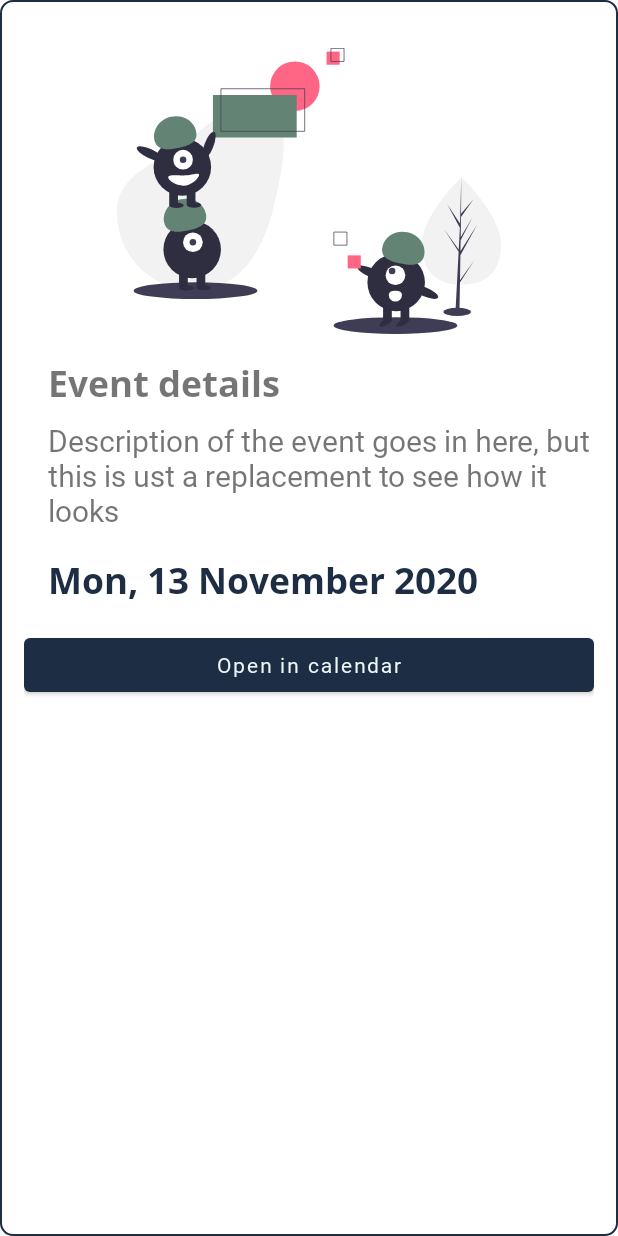
After one commit to DavidBuzatu-Marian/RemLock, an Android app: the layout popup_window.xml on its own in the app's theme, with its tools: preview values and no code run, on a phone screen of 412 x 824 dp. The commit adds this screen. Run offline under Robolectric (Android 15) with nearby library versions, the light colour scheme and no system bars.

Commit message:
(main) Added popup

```diff
--- a/app/src/main/java/com/davidmarian_buzatu/remlock/EventsList.java
+++ b/app/src/main/java/com/davidmarian_buzatu/remlock/EventsList.java
@@ -2,23 +2,28 @@ package com.davidmarian_buzatu.remlock;
 
 import android.content.Context;
 import android.util.Log;
+import android.view.Gravity;
 import android.view.LayoutInflater;
 import android.view.View;
 import android.view.ViewGroup;
 import android.widget.Button;
 import android.widget.ImageView;
+import android.widget.LinearLayout;
+import android.widget.PopupWindow;
 import android.widget.TextView;
 
 import androidx.annotation.NonNull;
 import androidx.core.content.ContextCompat;
 import androidx.recyclerview.widget.RecyclerView;
 
+import static android.content.Context.LAYOUT_INFLATER_SERVICE;
+
 public class EventsList extends RecyclerView.Adapter<EventsList.EventsViewHolder> {
 
     private String[] data;
     private Context context;
-    public EventsList(String[] data, Context context)
-    {
+
+    public EventsList(String[] data, Context context) {
         this.data = data;
         this.context = context;
     }
@@ -42,11 +47,12 @@ public class EventsList extends RecyclerView.Adapter<EventsList.EventsViewHolder
         return data.length;
     }
 
-    public static class EventsViewHolder extends RecyclerView.ViewHolder{
+    public static class EventsViewHolder extends RecyclerView.ViewHolder {
         private ImageView imgIcon;
         private TextView txtTitle;
         private Button viewDetails;
         private Context eventContext;
+
         public EventsViewHolder(View itemView, Context context) {
             super(itemView);
             imgIcon = itemView.findViewById(R.id.imgIcon);
@@ -62,8 +68,25 @@ public class EventsList extends RecyclerView.Adapter<EventsList.EventsViewHolder
                 public void onClick(View view) {
                     Log.d("FIRED", "FIRED");
                     imgIcon.setBackgroundResource(R.drawable.rectangle_active);
+                    PopupWindow popupWindow = getPopUpView();
                 }
             });
         }
+
+        private PopupWindow getPopUpView() {
+            LayoutInflater inflater = (LayoutInflater)
+                    eventContext.getSystemService(LAYOUT_INFLATER_SERVICE);
+            View popupView = inflater.inflate(R.layout.popup_window, null);
+
+            int width = LinearLayout.LayoutParams.MATCH_PARENT;
+            int height = LinearLayout.LayoutParams.WRAP_CONTENT;
+            boolean focusable = true;
+            PopupWindow popupWindow = new PopupWindow(popupView, width, height, focusable);
+            popupWindow.setAnimationStyle(R.style.popup_window_animation);
+            popupWindow.showAtLocation(itemView, Gravity.BOTTOM, 0, 0);
+            return popupWindow;
+        }
     }
+
+
 }
--- /dev/null
+++ b/app/src/main/res/drawable/ic_undraw_elements_cipa.xml
@@ -0,0 +1,52 @@
+<vector android:height="190.86508dp" android:viewportHeight="786.1272"
+    android:viewportWidth="1054.4022" android:width="256dp" xmlns:android="http://schemas.android.com/apk/res/android">
+    <path android:fillColor="#f2f2f2" android:pathData="M426,453.56c-30.59,113.59 -95.36,213 -213,213s-213,-95.36 -213,-213 123.99,-136.09 213,-213C393.75,84.38 521.01,100.82 426,453.56Z"/>
+    <path android:fillColor="#ff6584" android:pathData="M488.4,105m-68,0a68,68 0,1 1,136 0a68,68 0,1 1,-136 0"/>
+    <path android:fillColor="#ff6584" android:pathData="M575.4,10h36v36h-36z"/>
+    <path android:fillColor="#3f3d56" android:pathData="M45.6,667a170,23.13 0,1 0,340 0a170,23.13 0,1 0,-340 0z"/>
+    <path android:fillColor="#638475" android:pathData="M263.4,129h230v117h-230z"/>
+    <path android:fillColor="#2f2e41" android:pathData="M206.4,554m-79,0a79,79 0,1 1,158 0a79,79 0,1 1,-158 0"/>
+    <path android:fillColor="#2f2e41" android:pathData="M170.4,616h24v43h-24z"/>
+    <path android:fillColor="#2f2e41" android:pathData="M218.4,616h24v43h-24z"/>
+    <path android:fillColor="#2f2e41" android:pathData="M170.4,659.5a20,7.5 0,1 0,40 0a20,7.5 0,1 0,-40 0z"/>
+    <path android:fillColor="#2f2e41" android:pathData="M218.4,658.5a20,7.5 0,1 0,40 0a20,7.5 0,1 0,-40 0z"/>
+    <path android:fillColor="#fff" android:pathData="M208.4,534m-27,0a27,27 0,1 1,54 0a27,27 0,1 1,-54 0"/>
+    <path android:fillColor="#3f3d56" android:pathData="M208.4,534m-9,0a9,9 0,1 1,18 0a9,9 0,1 1,-18 0"/>
+    <path android:fillColor="#638475" android:pathData="M129.77,480.53c-6.38,-28.57 14.01,-57.43 45.54,-64.47s62.27,10.41 68.64,38.98 -14.52,39.1 -46.05,46.14S136.15,509.1 129.77,480.53Z"/>
+    <path android:fillColor="#2f2e41" android:pathData="M179.4,327m-79,0a79,79 0,1 1,158 0a79,79 0,1 1,-158 0"/>
+    <path android:fillColor="#2f2e41" android:pathData="M143.4,389h24v43h-24z"/>
+    <path android:fillColor="#2f2e41" android:pathData="M191.4,389h24v43h-24z"/>
+    <path android:fillColor="#2f2e41" android:pathData="M143.4,432.5a20,7.5 0,1 0,40 0a20,7.5 0,1 0,-40 0z"/>
+    <path android:fillColor="#2f2e41" android:pathData="M191.4,431.5a20,7.5 0,1 0,40 0a20,7.5 0,1 0,-40 0z"/>
+    <path android:fillColor="#fff" android:pathData="M181.4,307m-27,0a27,27 0,1 1,54 0a27,27 0,1 1,-54 0"/>
+    <path android:fillColor="#3f3d56" android:pathData="M181.4,307m-9,0a9,9 0,1 1,18 0a9,9 0,1 1,-18 0"/>
+    <path android:fillColor="#638475" android:pathData="M102.77,253.53c-6.38,-28.57 14.01,-57.43 45.54,-64.47s62.27,10.41 68.64,38.98 -14.52,39.1 -46.05,46.14S109.15,282.1 102.77,253.53Z"/>
+    <path android:fillColor="#2f2e41" android:pathData="M238.32,304.24a39.5,12.4 110.92,1 0,28.21 -73.79a39.5,12.4 110.92,1 0,-28.21 73.79z"/>
+    <path android:fillColor="#2f2e41" android:pathData="M85.11,301.55a12.4,39.5 115.37,1 0,10.63 -22.41a12.4,39.5 115.37,1 0,-10.63 22.41z"/>
+    <path android:fillColor="#fff" android:pathData="M140.6,355.5c0,7.73 19.91,23 42,23s42.8,-21.77 42.8,-29.5 -20.71,1.5 -42.8,1.5S140.6,347.77 140.6,355.5Z"/>
+    <path android:fillColor="#00000000"
+        android:pathData="M285.4,112h230v117h-230z"
+        android:strokeColor="#3f3d56" android:strokeWidth="2"/>
+    <path android:fillColor="#00000000"
+        android:pathData="M587.4,1h36v36h-36z"
+        android:strokeColor="#3f3d56" android:strokeWidth="2"/>
+    <path android:fillColor="#f2f2f2" android:pathData="M1054.4,540.3c0,81.83 -48.65,110.4 -108.65,110.4s-108.65,-28.57 -108.65,-110.4 108.65,-185.93 108.65,-185.93S1054.4,458.47 1054.4,540.3Z"/>
+    <path android:fillColor="#3f3d56" android:pathData="M941.79,638.18l1.11,-68.48l46.31,-84.72l-46.14,73.98l0.5,-30.79l31.92,-61.3l-31.78,53.15l0,0l0.9,-55.38l34.18,-48.8l-34.04,40.09l0.56,-101.55l-3.53,134.43l0.29,-5.55l-34.75,-53.19l34.19,63.83l-3.24,61.85l-0.1,-1.64l-40.06,-55.97l39.94,61.77l-0.4,7.73l-0.07,0.12l0.03,0.63l-8.21,156.92l10.98,0l1.32,-81.05l39.84,-61.62l-39.74,55.53z"/>
+    <path android:fillColor="#3f3d56" android:pathData="M896.29,725.32a37.78,11.19 0,1 0,75.56 0a37.78,11.19 0,1 0,-75.56 0z"/>
+    <path android:fillColor="#3f3d56" android:pathData="M594.6,763a170,23.13 0,1 0,340 0a170,23.13 0,1 0,-340 0z"/>
+    <path android:fillColor="#2f2e41" android:pathData="M766.6,644.5m-79,0a79,79 0,1 1,158 0a79,79 0,1 1,-158 0"/>
+    <path android:fillColor="#2f2e41" android:pathData="M802.6,749.5l-24,-0l-0,-43l24,-0z"/>
+    <path android:fillColor="#2f2e41" android:pathData="M754.6,749.5l-24,-0l-0,-43l24,-0z"/>
+    <path android:fillColor="#2f2e41" android:pathData="M720.28,764a7.5,20 60,1 0,34.64 -20a7.5,20 60,1 0,-34.64 20z"/>
+    <path android:fillColor="#2f2e41" android:pathData="M767.28,764a7.5,20 60,1 0,34.64 -20a7.5,20 60,1 0,-34.64 20z"/>
+    <path android:fillColor="#fff" android:pathData="M764.6,624.5m-27,0a27,27 0,1 1,54 0a27,27 0,1 1,-54 0"/>
+    <path android:fillColor="#3f3d56" android:pathData="M755.4,613m-9,0a9,9 0,1 1,18 0a9,9 0,1 1,-18 0"/>
+    <path android:fillColor="#638475" android:pathData="M843.23,571.03c6.38,-28.57 -14.01,-57.43 -45.54,-64.47s-62.27,10.41 -68.64,38.98 14.52,39.1 46.05,46.14S836.85,599.6 843.23,571.03Z"/>
+    <path android:fillColor="#2f2e41" android:pathData="M692.5,628.74a12.4,39.5 113.17,1 0,9.76 -22.8a12.4,39.5 113.17,1 0,-9.76 22.8z"/>
+    <path android:fillColor="#2f2e41" android:pathData="M840.5,681.74a12.4,39.5 113.17,1 0,9.76 -22.8a12.4,39.5 113.17,1 0,-9.76 22.8z"/>
+    <path android:fillColor="#ff6584" android:pathData="M633.4,570h36v36h-36z"/>
+    <path android:fillColor="#00000000"
+        android:pathData="M595.4,506h36v36h-36z"
+        android:strokeColor="#3f3d56" android:strokeWidth="2"/>
+    <path android:fillColor="#fff" android:pathData="M782.4,679a18,18 0,0 1,-36 0c0,-9.94 8.06,-12 18,-12S782.4,669.06 782.4,679Z"/>
+</vector>
--- /dev/null
+++ b/app/src/main/res/drawable/rectangle_layout.xml
@@ -0,0 +1,6 @@
+<?xml version="1.0" encoding="utf-8"?>
+<shape xmlns:android="http://schemas.android.com/apk/res/android" android:id="@+id/listview_background_shape">
+    <stroke android:width="1dp" android:color="@color/colorPrimary"/>
+    <corners android:radius="8dp"/>
+    <solid android:color="#ffffff" />
+</shape>
--- /dev/null
+++ b/app/src/main/res/layout/popup_window.xml
@@ -0,0 +1,72 @@
+<?xml version="1.0" encoding="utf-8"?>
+<androidx.constraintlayout.widget.ConstraintLayout xmlns:android="http://schemas.android.com/apk/res/android"
+    android:layout_width="fill_parent"
+    android:layout_height="match_parent"
+    android:background="@drawable/rectangle_layout"
+    android:padding="16dp"
+    xmlns:app="http://schemas.android.com/apk/res-auto">
+
+    <ImageView
+        android:id="@+id/popup_img"
+        android:layout_width="wrap_content"
+        android:layout_height="wrap_content"
+        app:layout_constraintTop_toTopOf="parent"
+        app:layout_constraintStart_toStartOf="parent"
+        app:layout_constraintEnd_toEndOf="parent"
+        android:layout_marginEnd="16dp"
+        android:layout_marginStart="16dp"
+        android:layout_marginTop="16dp"
+        android:background="@drawable/ic_undraw_elements_cipa"
+        />
+
+    <TextView
+        android:id="@+id/popup_title"
+        android:layout_width="wrap_content"
+        android:layout_height="wrap_content"
+        app:layout_constraintTop_toBottomOf="@+id/popup_img"
+        app:layout_constraintStart_toStartOf="parent"
+        android:textSize="24sp"
+        android:fontFamily="@font/opensans_bold"
+        android:layout_marginStart="16dp"
+        android:layout_marginTop="16dp"
+        android:layout_marginEnd="16dp"
+        android:text="Event details"/>
+
+    <TextView
+        android:id="@+id/popup_description"
+        android:layout_width="wrap_content"
+        android:layout_height="wrap_content"
+        app:layout_constraintTop_toBottomOf="@+id/popup_title"
+        app:layout_constraintStart_toStartOf="parent"
+        android:textSize="20sp"
+        android:fontFamily="@font/roboto_regular"
+        android:layout_marginStart="16dp"
+        android:layout_marginEnd="16dp"
+        android:layout_marginTop="8dp"
+        android:text="Description of the event goes in here, but this is ust a replacement to see how it looks"/>
+    <TextView
+        android:id="@+id/popup_date"
+        android:layout_width="wrap_content"
+        android:layout_height="wrap_content"
+        app:layout_constraintTop_toBottomOf="@+id/popup_description"
+        app:layout_constraintStart_toStartOf="parent"
+        android:textSize="24sp"
+        android:fontFamily="@font/opensans_bold"
+        android:layout_marginStart="16dp"
+        android:textColor="@color/colorPrimary"
+        android:layout_marginTop="16dp"
+        android:layout_marginEnd="16dp"
+        android:text="Mon, 13 November 2020"/>
+    <Button
+        android:id="@+id/popup_button"
+        android:layout_width="match_parent"
+        android:layout_height="wrap_content"
+        android:layout_marginVertical="16dp"
+        android:textColor="@color/colorSecondary"
+        android:text="@string/pop_up_btn"
+        android:textAllCaps="false"
+        app:layout_constraintTop_toBottomOf="@id/popup_date"
+        app:layout_constraintStart_toStartOf="parent"
+        app:layout_constraintEnd_toEndOf="parent"
+        />
+</androidx.constraintlayout.widget.ConstraintLayout>
--- a/app/src/main/res/values/strings.xml
+++ b/app/src/main/res/values/strings.xml
@@ -11,5 +11,6 @@
     <string name="list_item_button">View details</string>
     <string name="act_main_title">Events</string>
     <string name="act_main_button_start">Start monitorisation</string>
+    <string name="pop_up_btn">Open in calendar</string>
 
 </resources>
--- a/app/src/main/res/values/styles.xml
+++ b/app/src/main/res/values/styles.xml
@@ -9,6 +9,9 @@
         <item name="android:windowNoTitle">true</item>
         <item name="android:fontFamily">@font/roboto_regular</item>
     </style>
-
+    <style name="popup_window_animation">
+        <item name="android:windowEnterAnimation">@anim/popup_in</item>
+        <item name="android:windowExitAnimation">@anim/popup_out</item>
+    </style>
 
 </resources>
```
Also changed, not shown: app/src/main/res/anim/popup_in.xml (added, +13 -0 lines), app/src/main/res/anim/popup_out.xml (added, +12 -0 lines).
